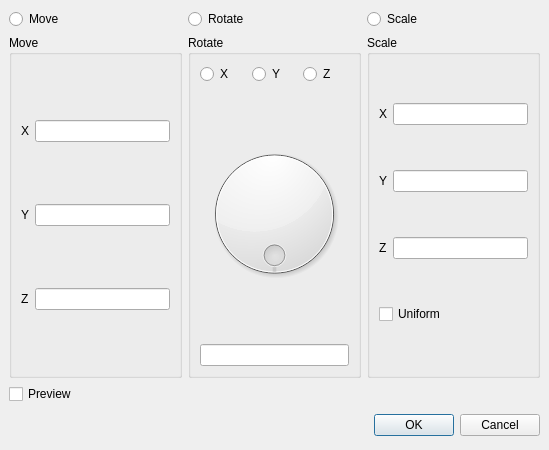
First picture: the form in src/meshlabplugins/meshfilter/transform.ui, repository cnr-isti-vclab/meshlab, before the edit.
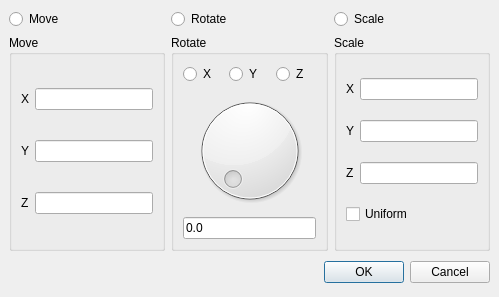
Second picture: the form after the edit.

Commit message: removed preview checkbox

Patch:
```diff
--- a/src/meshlabplugins/meshfilter/transform.ui
+++ b/src/meshlabplugins/meshfilter/transform.ui
@@ -8,8 +8,8 @@
    <rect>
     <x>0</x>
     <y>0</y>
-    <width>549</width>
-    <height>450</height>
+    <width>499</width>
+    <height>297</height>
    </rect>
   </property>
   <property name="windowTitle" >
@@ -22,6 +22,74 @@
    <property name="spacing" >
     <number>6</number>
    </property>
+   <item row="2" column="0" >
+    <layout class="QHBoxLayout" >
+     <property name="margin" >
+      <number>0</number>
+     </property>
+     <property name="spacing" >
+      <number>6</number>
+     </property>
+     <item>
+      <spacer>
+       <property name="orientation" >
+        <enum>Qt::Horizontal</enum>
+       </property>
+       <property name="sizeHint" >
+        <size>
+         <width>131</width>
+         <height>31</height>
+        </size>
+       </property>
+      </spacer>
+     </item>
+     <item>
+      <widget class="QPushButton" name="okButton" >
+       <property name="text" >
+        <string>OK</string>
+       </property>
+      </widget>
+     </item>
+     <item>
+      <widget class="QPushButton" name="cancelButton" >
+       <property name="text" >
+        <string>Cancel</string>
+       </property>
+      </widget>
+     </item>
+    </layout>
+   </item>
+   <item row="0" column="0" >
+    <layout class="QHBoxLayout" >
+     <property name="margin" >
+      <number>0</number>
+     </property>
+     <property name="spacing" >
+      <number>6</number>
+     </property>
+     <item>
+      <widget class="QRadioButton" name="isMoveRB" >
+       <property name="text" >
+        <string>Move</string>
+       </property>
+      </widget>
+     </item>
+     <item>
+      <widget class="QRadioButton" name="isRotateRB" >
+       <property name="text" >
+        <string>Rotate</string>
+       </property>
+      </widget>
+     </item>
+     <item>
+      <widget class="QRadioButton" name="isScaleRB" >
+       <property name="text" >
+        <string>Scale</string>
+       </property>
+      </widget>
+     </item>
+    </layout>
+   </item>
    <item row="1" column="0" >
     <layout class="QHBoxLayout" >
      <property name="margin" >
@@ -138,8 +206,14 @@
           <property name="orientation" >
            <enum>Qt::Vertical</enum>
           </property>
+          <property name="invertedAppearance" >
+           <bool>false</bool>
+          </property>
+          <property name="invertedControls" >
+           <bool>false</bool>
+          </property>
           <property name="wrapping" >
-           <bool>true</bool>
+           <bool>false</bool>
           </property>
           <property name="notchesVisible" >
            <bool>false</bool>
@@ -148,8 +222,11 @@
         </item>
         <item>
          <widget class="QLineEdit" name="rotateLE" >
+          <property name="text" >
+           <string>0.0</string>
+          </property>
           <property name="maxLength" >
-           <number>359</number>
+           <number>10</number>
           </property>
          </widget>
         </item>
@@ -219,81 +296,6 @@
      </item>
     </layout>
    </item>
-   <item row="0" column="0" >
-    <layout class="QHBoxLayout" >
-     <property name="margin" >
-      <number>0</number>
-     </property>
-     <property name="spacing" >
-      <number>6</number>
-     </property>
-     <item>
-      <widget class="QRadioButton" name="isMoveRB" >
-       <property name="text" >
-        <string>Move</string>
-       </property>
-      </widget>
-     </item>
-     <item>
-      <widget class="QRadioButton" name="isRotateRB" >
-       <property name="text" >
-        <string>Rotate</string>
-       </property>
-      </widget>
-     </item>
-     <item>
-      <widget class="QRadioButton" name="isScaleRB" >
-       <property name="text" >
-        <string>Scale</string>
-       </property>
-      </widget>
-     </item>
-    </layout>
-   </item>
-   <item row="2" column="0" >
-    <widget class="QCheckBox" name="previewCB" >
-     <property name="text" >
-      <string>Preview</string>
-     </property>
-    </widget>
-   </item>
-   <item row="4" column="0" >
-    <layout class="QHBoxLayout" >
-     <property name="margin" >
-      <number>0</number>
-     </property>
-     <property name="spacing" >
-      <number>6</number>
-     </property>
-     <item>
-      <spacer>
-       <property name="orientation" >
-        <enum>Qt::Horizontal</enum>
-       </property>
-       <property name="sizeHint" >
-        <size>
-         <width>131</width>
-         <height>31</height>
-        </size>
-       </property>
-      </spacer>
-     </item>
-     <item>
-      <widget class="QPushButton" name="okButton" >
-       <property name="text" >
-        <string>OK</string>
-       </property>
-      </widget>
-     </item>
-     <item>
-      <widget class="QPushButton" name="cancelButton" >
-       <property name="text" >
-        <string>Cancel</string>
-       </property>
-      </widget>
-     </item>
-    </layout>
-   </item>
   </layout>
  </widget>
  <pixmapfunction></pixmapfunction>
```
Left out of the diff: 1 changed line with no effect on the pictures.
